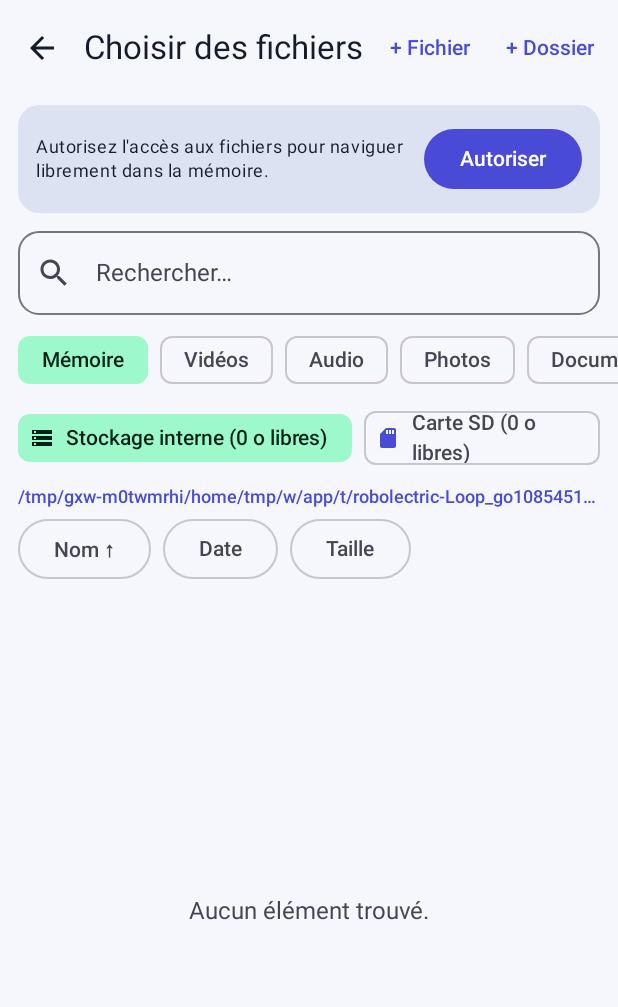
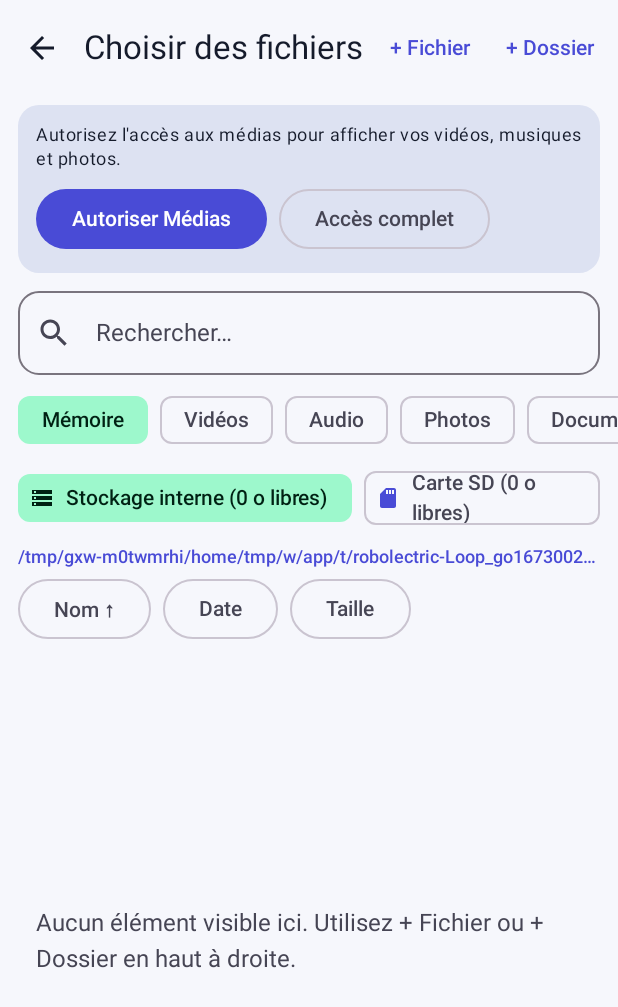
Before and after one commit to nannju8/P2p, an Android app built with Jetpack Compose: the screen it shows after launch (MainActivity), after a tap on "ENVOYER", on a phone screen of 412 x 824 dp. Shown: the top 1007 px of the screen. Run offline under Robolectric (Android 15) with nearby library versions, the phone set to English and light mode, and no system bars; libraries missing offline, so code that uses them is left out: io.ktor.server; 3 statements that could not run were skipped; 3 other taps on this screen came first.

Commit message:
Refactor FilePickerScreen for media permissions
Updated FilePickerScreen to handle media permissions and improve file access handling.

```diff
--- a/android/app/src/main/java/com/localdrop/ui/FilePickerScreen.kt
+++ b/android/app/src/main/java/com/localdrop/ui/FilePickerScreen.kt
@@ -1,6 +1,5 @@
 package com.localdrop.ui
 
-import android.Manifest
 import android.content.Intent
 import android.net.Uri
 import android.os.Build
@@ -13,7 +12,6 @@ import androidx.compose.foundation.layout.Arrangement
 import androidx.compose.foundation.layout.Box
 import androidx.compose.foundation.layout.Column
 import androidx.compose.foundation.layout.Row
-import androidx.compose.foundation.layout.Spacer
 import androidx.compose.foundation.layout.fillMaxSize
 import androidx.compose.foundation.layout.fillMaxWidth
 import androidx.compose.foundation.layout.padding
@@ -55,6 +53,11 @@ import androidx.compose.material3.TextButton
 import androidx.compose.material3.TopAppBar
 import androidx.compose.runtime.Composable
 import androidx.compose.runtime.DisposableEffect
+import androidx.compose.runtime.LaunchedEffect
+import androidx.compose.runtime.getValue
+import androidx.compose.runtime.mutableStateOf
+import androidx.compose.runtime.saveable.rememberSaveable
+import androidx.compose.runtime.setValue
 import androidx.compose.ui.Alignment
 import androidx.compose.ui.Modifier
 import androidx.compose.ui.platform.LocalContext
@@ -67,6 +70,7 @@ import androidx.lifecycle.compose.LocalLifecycleOwner
 import com.localdrop.files.ExplorerItem
 import com.localdrop.files.FileCategory
 import com.localdrop.files.SortField
+import com.localdrop.files.StorageScanner
 import com.localdrop.files.StorageVolumeInfo
 import com.localdrop.files.formatSize
 import com.localdrop.session.PickerUiState
@@ -93,7 +97,6 @@ fun FilePickerScreen(
     val ctx = LocalContext.current
     val lifecycleOwner = LocalLifecycleOwner.current
 
-    // Actualise automatiquement quand on revient des Paramètres Android
     DisposableEffect(lifecycleOwner) {
         val obs = LifecycleEventObserver { _, ev ->
             if (ev == Lifecycle.Event.ON_RESUME) onRefresh()
@@ -102,9 +105,20 @@ fun FilePickerScreen(
         onDispose { lifecycleOwner.lifecycle.removeObserver(obs) }
     }
 
-    val legacyStorageLauncher = rememberLauncherForActivityResult(ActivityResultContracts.RequestPermission()) { onRefresh() }
+    val mediaPermLauncher = rememberLauncherForActivityResult(ActivityResultContracts.RequestMultiplePermissions()) {
+        onRefresh()
+    }
     val safFilesLauncher = rememberLauncherForActivityResult(ActivityResultContracts.OpenMultipleDocuments()) { onSafFilesPicked(it) }
     val safTreeLauncher = rememberLauncherForActivityResult(ActivityResultContracts.OpenDocumentTree()) { uri -> uri?.let(onSafTreePicked) }
+
+    // Déclenche la vraie fenêtre Android de permission Médias/Fichiers la première fois si non accordée
+    var askedMediaOnce by rememberSaveable { mutableStateOf(false) }
+    LaunchedEffect(Unit) {
+        if (!askedMediaOnce && !StorageScanner.hasMediaAccess(ctx)) {
+            askedMediaOnce = true
+            mediaPermLauncher.launch(StorageScanner.requiredMediaPermissions())
+        }
+    }
 
     Scaffold(
         topBar = {
@@ -142,27 +156,35 @@ fun FilePickerScreen(
         }
     ) { pad ->
         Column(Modifier.fillMaxSize().padding(pad)) {
-            if (!state.hasAllFilesAccess) {
+            if (!state.hasMediaAccess || (!state.hasAllFilesAccess && state.canUseAllFilesScreen)) {
                 Card(
                     modifier = Modifier.fillMaxWidth().padding(horizontal = 12.dp, vertical = 6.dp),
                     colors = CardDefaults.cardColors(containerColor = MaterialTheme.colorScheme.surfaceContainerHigh)
                 ) {
-                    Row(Modifier.padding(12.dp), verticalAlignment = Alignment.CenterVertically, horizontalArrangement = Arrangement.spacedBy(8.dp)) {
+                    Column(Modifier.padding(12.dp), verticalArrangement = Arrangement.spacedBy(8.dp)) {
                         Text(
-                            "Autorisez l'accès aux fichiers pour naviguer librement dans la mémoire.",
+                            if (!state.hasMediaAccess) {
+                                "Autorisez l'accès aux médias pour afficher vos vidéos, musiques et photos."
+                            } else {
+                                "Médias autorisés ! Pour naviguer aussi dans tous les dossiers (.zip, .rar, .pdf), activez l'accès complet (ou utilisez + Fichier / + Dossier)."
+                            },
                             style = MaterialTheme.typography.bodySmall,
-                            modifier = Modifier.weight(1f)
                         )
-                        Button(onClick = {
-                            if (Build.VERSION.SDK_INT >= 30) {
-                                val intent = Intent(Settings.ACTION_MANAGE_APP_ALL_FILES_ACCESS_PERMISSION, Uri.parse("package:${ctx.packageName}"))
-                                runCatching { ctx.startActivity(intent) }.onFailure {
-                                    ctx.startActivity(Intent(Settings.ACTION_MANAGE_ALL_FILES_ACCESS_PERMISSION))
+                        Row(horizontalArrangement = Arrangement.spacedBy(8.dp)) {
+                            if (!state.hasMediaAccess) {
+                                Button(onClick = { mediaPermLauncher.launch(StorageScanner.requiredMediaPermissions()) }) {
+                                    Text("Autoriser Médias")
                                 }
-                            } else {
-                                legacyStorageLauncher.launch(Manifest.permission.READ_EXTERNAL_STORAGE)
                             }
-                        }) { Text("Autoriser") }
+                            if (!state.hasAllFilesAccess && state.canUseAllFilesScreen && Build.VERSION.SDK_INT >= 30) {
+                                OutlinedButton(onClick = {
+                                    val intent = Intent(Settings.ACTION_MANAGE_APP_ALL_FILES_ACCESS_PERMISSION, Uri.parse("package:${ctx.packageName}"))
+                                    runCatching { ctx.startActivity(intent) }.onFailure {
+                                        ctx.startActivity(Intent(Settings.ACTION_MANAGE_ALL_FILES_ACCESS_PERMISSION))
+                                    }
+                                }) { Text("Accès complet") }
+                            }
+                        }
                     }
                 }
             }
@@ -185,11 +207,7 @@ fun FilePickerScreen(
                 horizontalArrangement = Arrangement.spacedBy(8.dp)
             ) {
                 FileCategory.entries.forEach { cat ->
-                    FilterChip(
-                        selected = state.category == cat,
-                        onClick = { onSelectCategory(cat) },
-                        label = { Text(cat.label) }
-                    )
+                    FilterChip(selected = state.category == cat, onClick = { onSelectCategory(cat) }, label = { Text(cat.label) })
                 }
             }
 
@@ -206,7 +224,6 @@ fun FilePickerScreen(
                         }
                     }
                 }
-
                 Row(
                     modifier = Modifier.fillMaxWidth().padding(horizontal = 12.dp, vertical = 4.dp),
                     verticalAlignment = Alignment.CenterVertically
@@ -237,12 +254,12 @@ fun FilePickerScreen(
                 state.isProtectedDir -> Box(Modifier.fillMaxSize().padding(24.dp), contentAlignment = Alignment.Center) {
                     Column(horizontalAlignment = Alignment.CenterHorizontally, verticalArrangement = Arrangement.spacedBy(8.dp)) {
                         Icon(Icons.Default.Lock, contentDescription = null, modifier = Modifier.size(36.dp))
-                        Text("Dossier protégé par Android (Android/data ou obb).", fontWeight = FontWeight.Medium)
-                        Button(onClick = { safTreeLauncher.launch(null) }) { Text("Ouvrir via le sélecteur système") }
+                        Text("Dossier protégé par Android.", fontWeight = FontWeight.Medium)
+                        Button(onClick = { safTreeLauncher.launch(null) }) { Text("Ouvrir via + Dossier") }
                     }
                 }
-                state.items.isEmpty() -> Box(Modifier.fillMaxSize(), contentAlignment = Alignment.Center) {
-                    Text("Aucun élément trouvé.", color = MaterialTheme.colorScheme.onSurfaceVariant)
+                state.items.isEmpty() -> Box(Modifier.fillMaxSize().padding(24.dp), contentAlignment = Alignment.Center) {
+                    Text("Aucun élément visible ici. Utilisez + Fichier ou + Dossier en haut à droite.", color = MaterialTheme.colorScheme.onSurfaceVariant)
                 }
                 else -> LazyColumn(Modifier.fillMaxSize().padding(horizontal = 12.dp), verticalArrangement = Arrangement.spacedBy(6.dp)) {
                     items(state.items, key = { it.key }) { item ->
```
